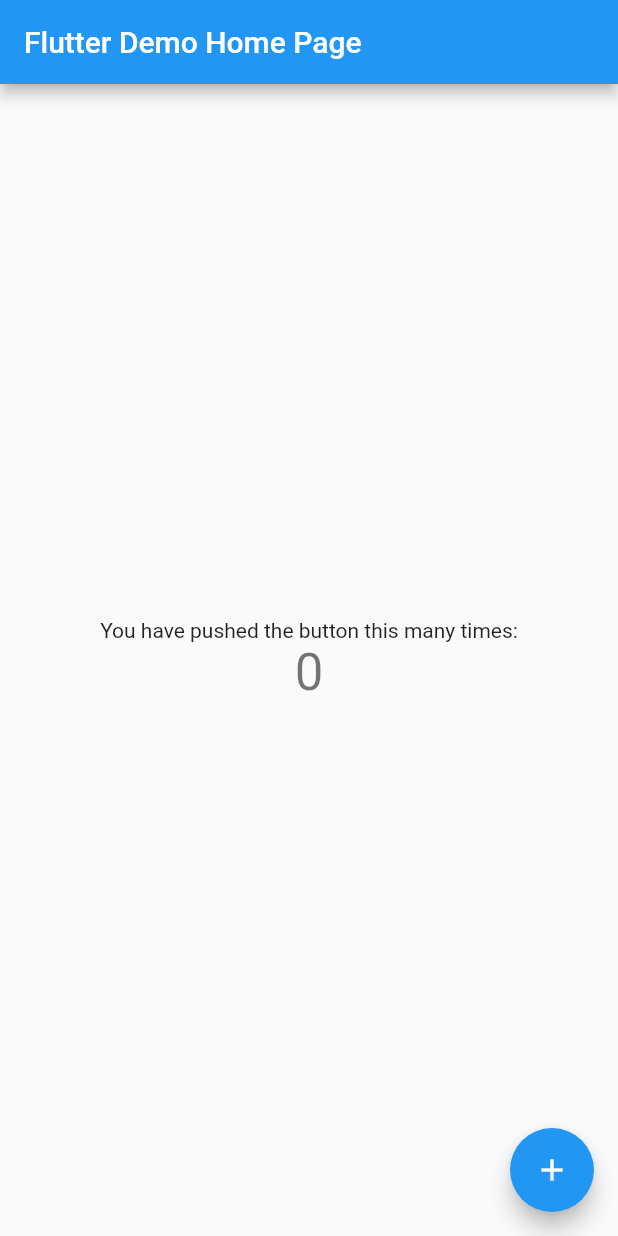
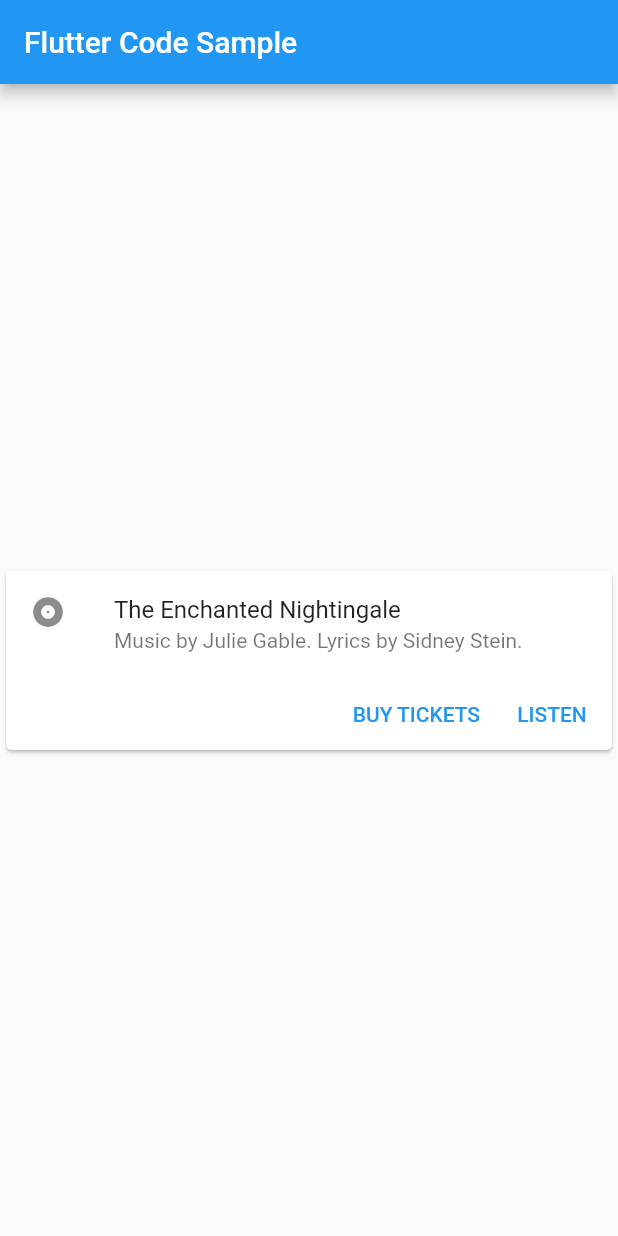
Before and after one commit to fumiyaki/on_time, a Flutter app: the screen it shows after launch, on a phone screen of 412 x 824 dp. Run offline on Flutter 3.47's test engine with Material 2 defaults, Android fonts, the phone set to English and light mode, and no system bars.

Commit message:
Card class sample code

```diff
--- a/lib/feature/home/home.dart
+++ b/lib/feature/home/home.dart
@@ -0,0 +1,172 @@
+import 'package:flutter/material.dart';
+
+/// This is the stateless widget that the main application instantiates.
+class MyStatelessWidget extends StatelessWidget {
+  MyStatelessWidget({Key key}) : super(key: key);
+
+  @override
+  Widget build(BuildContext context) {
+    return Center(
+      child: Card(
+        child: Column(
+          mainAxisSize: MainAxisSize.min,
+          children: <Widget>[
+            const ListTile(
+              leading: Icon(Icons.album),
+              title: Text('The Enchanted Nightingale'),
+              subtitle: Text('Music by Julie Gable. Lyrics by Sidney Stein.'),
+            ),
+            Row(
+              mainAxisAlignment: MainAxisAlignment.end,
+              children: <Widget>[
+                TextButton(
+                  child: const Text('BUY TICKETS'),
+                  onPressed: () {/* ... */},
+                ),
+                const SizedBox(width: 8),
+                TextButton(
+                  child: const Text('LISTEN'),
+                  onPressed: () {/* ... */},
+                ),
+                const SizedBox(width: 8),
+              ],
+            ),
+          ],
+        ),
+      ),
+    );
+  }
+}
+
+
+
+
+/*
+
+import 'package:flutter/material.dart';
+
+class HomeApp extends StatelessWidget {
+  static const String _title = '';
+
+  @override
+  Widget build(BuildContext context) {
+    return MaterialApp(
+      title: _title,
+      home: Scaffold(
+        body: EventCards(),
+      ),
+    );
+  }
+}
+
+/// Region for Event Cards
+class EventCards extends StatelessWidget {
+  EventCards({Key key}) : super(key: key);
+
+  @override
+  Widget build(BuildContext context) {
+    return Scaffold(
+        body: EventCard()
+    );
+  }
+}
+
+/// Event Card
+class EventCard extends StatelessWidget {
+  @override
+  Widget build(BuildContext context) {
+    return Center(
+      child: Card(
+        child: Column(
+          mainAxisSize: MainAxisSize.min,
+          children: <Widget>[
+            const ListTile(
+              title: Text('ハッカソン運営大会'),
+              subtitle: Text('2021年1月16日土曜日 18:00JST'),
+            ),
+            Image.network('https://yu1204eng.work/images/sample.jpg'),
+            const ListTile(
+              subtitle: Text('ハッカソンの運営は非常に難しいものであり，時間にルーズでなくてはなりません。なんでな'),
+            ),
+            Row(
+              mainAxisAlignment: MainAxisAlignment.end,
+              children: <Widget>[
+                TextButton(
+                  child: const Text('JOIN'),
+                  onPressed: () {
+                    /* ... */
+                  },
+                ),
+                const SizedBox(width: 8)
+              ],
+            ),
+          ],
+        ),
+      ),
+    );
+  }
+}
+
+/// Flutter code sample for Card
+
+// This sample shows creation of a [Card] widget that shows album information
+// and two actions.
+
+void main() => runApp(MyApp());
+
+/// This is the main application widget.
+class MyApp extends StatelessWidget {
+  static const String _title = 'Flutter Code Sample';
+
+  @override
+  Widget build(BuildContext context) {
+    return MaterialApp(
+      title: _title,
+      home: Scaffold(
+        appBar: AppBar(title: const Text(_title)),
+        body: MyStatelessWidget(),
+      ),
+    );
+  }
+}
+
+/// This is the stateless widget that the main application instantiates.
+class MyStatelessWidget extends StatelessWidget {
+  MyStatelessWidget({Key key}) : super(key: key);
+
+  @override
+  Widget build(BuildContext context) {
+    return Center(
+      child: Card(
+        child: Column(
+          mainAxisSize: MainAxisSize.min,
+          children: <Widget>[
+            const ListTile(
+              leading: Icon(Icons.album),
+              title: Text('The Enchanted Nightingale'),
+              subtitle: Text('Music by Julie Gable. Lyrics by Sidney Stein.'),
+            ),
+            Row(
+              mainAxisAlignment: MainAxisAlignment.end,
+              children: <Widget>[
+                TextButton(
+                  child: const Text('BUY TICKETS'),
+                  onPressed: () {/* ... */},
+                ),
+                const SizedBox(width: 8),
+                TextButton(
+                  child: const Text('LISTEN'),
+                  onPressed: () {/* ... */},
+                ),
+                const SizedBox(width: 8),
+              ],
+            ),
+          ],
+        ),
+      ),
+    );
+  }
+}
+
+
+ */
--- a/lib/main.dart
+++ b/lib/main.dart
@@ -1,117 +1,25 @@
+/// Flutter code sample for Card
+
+// This sample shows creation of a [Card] widget that shows album information
+// and two actions.
+
 import 'package:flutter/material.dart';
+import 'feature/home/home.dart';
 
-void main() {
-  runApp(MyApp());
-}
+void main() => runApp(MyApp());
 
+/// This is the main application widget.
 class MyApp extends StatelessWidget {
-  // This widget is the root of your application.
+  static const String _title = 'Flutter Code Sample';
+
   @override
   Widget build(BuildContext context) {
     return MaterialApp(
-      title: 'Flutter Demo',
-      theme: ThemeData(
-        // This is the theme of your application.
-        //
-        // Try running your application with "flutter run". You'll see the
-        // application has a blue toolbar. Then, without quitting the app, try
-        // changing the primarySwatch below to Colors.green and then invoke
-        // "hot reload" (press "r" in the console where you ran "flutter run",
-        // or simply save your changes to "hot reload" in a Flutter IDE).
-        // Notice that the counter didn't reset back to zero; the application
-        // is not restarted.
-        primarySwatch: Colors.blue,
-        // This makes the visual density adapt to the platform that you run
-        // the app on. For desktop platforms, the controls will be smaller and
-        // closer together (more dense) than on mobile platforms.
-        visualDensity: VisualDensity.adaptivePlatformDensity,
+      title: _title,
+      home: Scaffold(
+        appBar: AppBar(title: const Text(_title)),
+        body: MyStatelessWidget(),
       ),
-      home: MyHomePage(title: 'Flutter Demo Home Page'),
     );
   }
 }
-
-class MyHomePage extends StatefulWidget {
-  MyHomePage({Key key, this.title}) : super(key: key);
-
-  // This widget is the home page of your application. It is stateful, meaning
-  // that it has a State object (defined below) that contains fields that affect
-  // how it looks.
-
-  // This class is the configuration for the state. It holds the values (in this
-  // case the title) provided by the parent (in this case the App widget) and
-  // used by the build method of the State. Fields in a Widget subclass are
-  // always marked "final".
-
-  final String title;
-
-  @override
-  _MyHomePageState createState() => _MyHomePageState();
-}
-
-class _MyHomePageState extends State<MyHomePage> {
-  int _counter = 0;
-
-  void _incrementCounter() {
-    setState(() {
-      // This call to setState tells the Flutter framework that something has
-      // changed in this State, which causes it to rerun the build method below
-      // so that the display can reflect the updated values. If we changed
-      // _counter without calling setState(), then the build method would not be
-      // called again, and so nothing would appear to happen.
-      _counter++;
-    });
-  }
-
-  @override
-  Widget build(BuildContext context) {
-    // This method is rerun every time setState is called, for instance as done
-    // by the _incrementCounter method above.
-    //
-    // The Flutter framework has been optimized to make rerunning build methods
-    // fast, so that you can just rebuild anything that needs updating rather
-    // than having to individually change instances of widgets.
-    return Scaffold(
-      appBar: AppBar(
-        // Here we take the value from the MyHomePage object that was created by
-        // the App.build method, and use it to set our appbar title.
-        title: Text(widget.title),
-      ),
-      body: Center(
-        // Center is a layout widget. It takes a single child and positions it
-        // in the middle of the parent.
-        child: Column(
-          // Column is also a layout widget. It takes a list of children and
-          // arranges them vertically. By default, it sizes itself to fit its
-          // children horizontally, and tries to be as tall as its parent.
-          //
-          // Invoke "debug painting" (press "p" in the console, choose the
-          // "Toggle Debug Paint" action from the Flutter Inspector in Android
-          // Studio, or the "Toggle Debug Paint" command in Visual Studio Code)
-          // to see the wireframe for each widget.
-          //
-          // Column has various properties to control how it sizes itself and
-          // how it positions its children. Here we use mainAxisAlignment to
-          // center the children vertically; the main axis here is the vertical
-          // axis because Columns are vertical (the cross axis would be
-          // horizontal).
-          mainAxisAlignment: MainAxisAlignment.center,
-          children: <Widget>[
-            Text(
-              'You have pushed the button this many times:',
-            ),
-            Text(
-              '$_counter',
-              style: Theme.of(context).textTheme.headline4,
-            ),
-          ],
-        ),
-      ),
-      floatingActionButton: FloatingActionButton(
-        onPressed: _incrementCounter,
-        tooltip: 'Increment',
-        child: Icon(Icons.add),
-      ), // This trailing comma makes auto-formatting nicer for build methods.
-    );
-  }
-}
```
